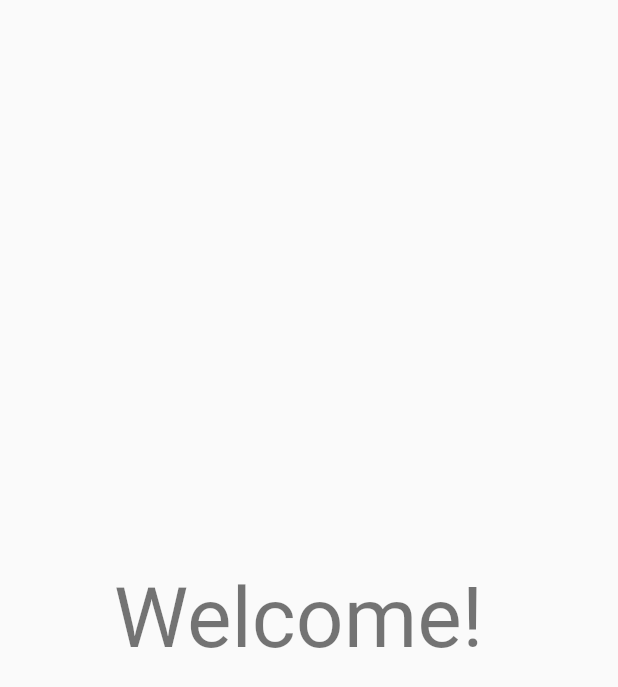
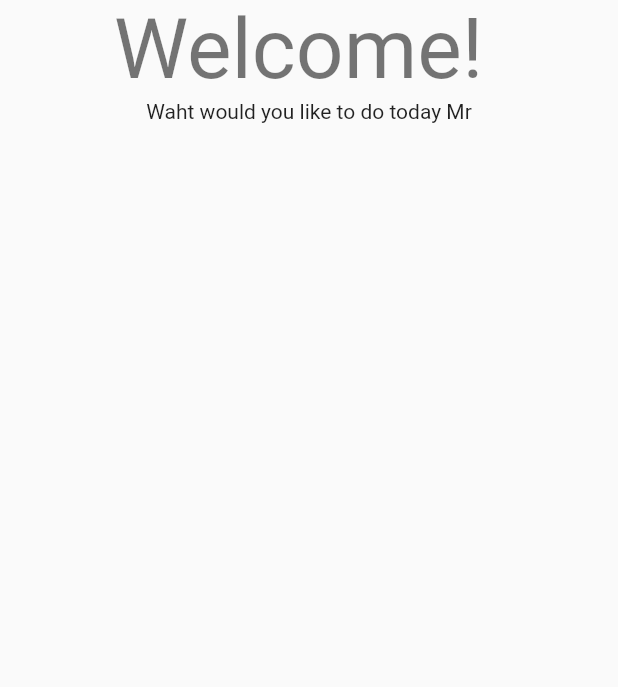
Before and after one commit to Codewithjalloh/web_flutter_form, a Flutter app: the WelcomeScreen screen opened by its route, on a phone screen of 412 x 824 dp. Shown: the top 687 px of the screen. Run offline on Flutter 3.47's test engine with Material 2 defaults, Android fonts, the phone set to English and light mode, and no system bars.

Commit message:
part one complete

```diff
--- a/lib/main.dart
+++ b/lib/main.dart
@@ -42,7 +42,12 @@ class WelcomeScreen extends StatelessWidget {
   Widget build(BuildContext context) {
     return Scaffold(
       body: Center(
-        child: Text("Welcome! ", style: Theme.of(context).textTheme.headline2),
+        child: Column(
+          children: [
+            Text("Welcome! ", style: Theme.of(context).textTheme.headline2),
+            Text("Waht would you like to do today Mr"),
+          ],
+        )
       ),
     );
   }
```
